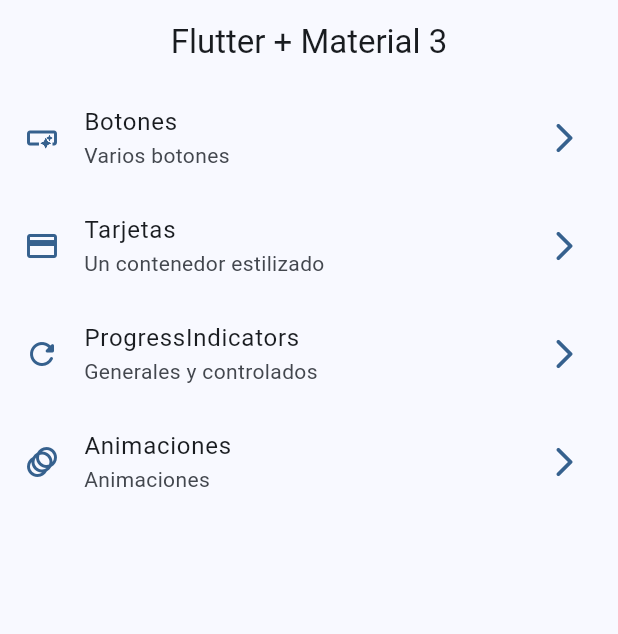
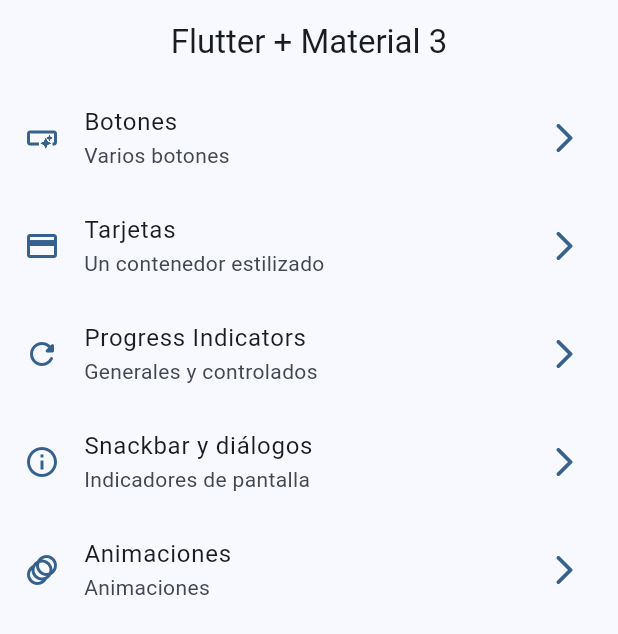
Before and after one commit to martin797/widgets_app, a Flutter app: the screen it shows after launch, on a phone screen of 412 x 824 dp. Shown: the top 634 px of the screen. Run offline on Flutter 3.47's test engine with Material 3 defaults, Android fonts, the phone set to English and light mode, and no system bars; our stand-ins replace go_router.

Commit message:
snackbars dialogs terminados

```diff
--- a/lib/config/menu/menu_items.dart
+++ b/lib/config/menu/menu_items.dart
@@ -29,10 +29,16 @@ const appMenuItems = <MenuItem>[
     icon: Icons.credit_card,
     ),
   MenuItem(
-    title: 'ProgressIndicators',
+    title: 'Progress Indicators',
     subTitle: 'Generales y controlados',
     link: '/progress',
     icon: Icons.refresh_rounded,
+    ),
+  MenuItem(
+    title: 'Snackbar y diálogos',
+    subTitle: 'Indicadores de pantalla',
+    link: '/snackbars',
+    icon: Icons.info_outline,
     ),
   MenuItem(
     title: 'Animaciones',
--- a/lib/config/router/app_ruoter.dart
+++ b/lib/config/router/app_ruoter.dart
@@ -26,6 +26,11 @@ final appRouter = GoRouter(
       builder: (context, state) => const ProgresScreen(),
     ),
     GoRoute(
+      path: '/snackbars',
+      name: SnackbarScreen.name,
+      builder: (context, state) => const SnackbarScreen(),
+    ),
+    GoRoute(
       path: '/animated',
       name: AnimatedScreen.name,
       builder: (context, state) => const AnimatedScreen(),
--- a/lib/main.dart
+++ b/lib/main.dart
@@ -12,6 +12,7 @@ class MainApp extends StatelessWidget {
   @override
   Widget build(BuildContext context) {
     return  MaterialApp.router(
+      title: 'Flutter Widgets',
       debugShowCheckedModeBanner: false,
       theme: AppTheme(selectedColor:0).getTheme(),
       routerConfig: appRouter,
--- a/lib/presentation/screens/progress/progress_screen.dart
+++ b/lib/presentation/screens/progress/progress_screen.dart
@@ -1,5 +1,3 @@
-import 'dart:ffi';
-
 import 'package:flutter/material.dart';
 
 class ProgresScreen extends StatelessWidget {
--- a/lib/presentation/screens/screens.dart
+++ b/lib/presentation/screens/screens.dart
@@ -1,6 +1,5 @@
-
+export 'package:widgets_app/presentation/screens/snackbar/snackbar_screen.dart';
 export 'package:widgets_app/presentation/screens/ui_controls/ui_controls_screen.dart';
-export 'package:widgets_app/presentation/screens/snackbar/snackbar_screen.dart';
 export 'package:widgets_app/presentation/screens/app_tutorial/app_tutorial_screen.dart';
 export 'package:widgets_app/presentation/screens/progress/progress_screen.dart';
 export 'package:widgets_app/presentation/screens/infinite_scroll/infinite_scroll_screen.dart';
```
Also changed, not shown: lib/presentation/screens/snackbar/snackbar_screen.dart (+60 -2 lines).
